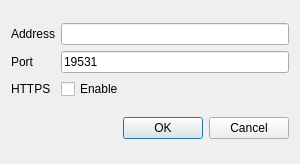
KDE/ksystemlog, file src/modes/journald/journaldAddressDialog.ui: the form before one commit.
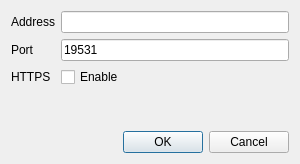
The form after the commit.

What changed in the file:
```diff
--- a/src/modes/journald/journaldAddressDialog.ui
+++ b/src/modes/journald/journaldAddressDialog.ui
@@ -69,6 +69,19 @@
      </item>
     </layout>
    </item>
+   <item>
+    <spacer name="verticalSpacer">
+     <property name="orientation">
+      <enum>Qt::Vertical</enum>
+     </property>
+     <property name="sizeHint" stdset="0">
+      <size>
+       <width>20</width>
+       <height>40</height>
+      </size>
+     </property>
+    </spacer>
+   </item>
    <item>
     <widget class="QDialogButtonBox" name="buttonBox">
      <property name="orientation">
```
